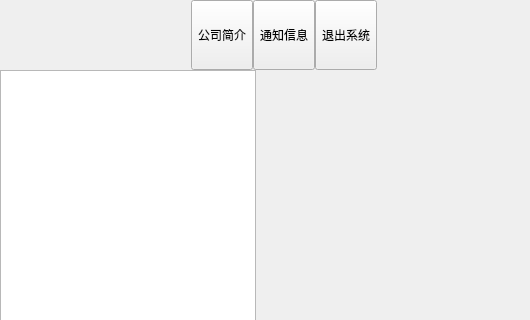
Qt form 王景岳/project/EmployeeSystem/mainwindow_emp.ui (Faran-sward/EmployeeSystem) before a commit; both pictures show x 0 to 530 and y 0 to 320 of the 800 by 600 pixel window.
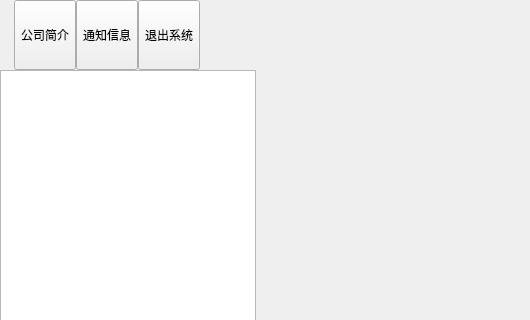
The same form after that commit. Custom widgets are drawn as their Qt base class.

Diff of the .ui file:
```diff
--- a/王景岳/project/EmployeeSystem/mainwindow_emp.ui
+++ b/王景岳/project/EmployeeSystem/mainwindow_emp.ui
@@ -70,7 +70,7 @@
        <item>
         <widget class="QLabel" name="labTitle">
          <property name="sizePolicy">
-          <sizepolicy hsizetype="Expanding" vsizetype="Preferred">
+          <sizepolicy hsizetype="Fixed" vsizetype="Preferred">
            <horstretch>0</horstretch>
            <verstretch>0</verstretch>
           </sizepolicy>
@@ -112,6 +112,9 @@
               <verstretch>0</verstretch>
              </sizepolicy>
             </property>
+            <property name="styleSheet">
+             <string notr="true"/>
+            </property>
             <property name="text">
              <string>公司简介</string>
             </property>
@@ -137,6 +140,9 @@
               <verstretch>0</verstretch>
              </sizepolicy>
             </property>
+            <property name="styleSheet">
+             <string notr="true"/>
+            </property>
             <property name="text">
              <string>通知信息</string>
             </property>
@@ -159,6 +165,9 @@
               <verstretch>0</verstretch>
              </sizepolicy>
             </property>
+            <property name="styleSheet">
+             <string notr="true"/>
+            </property>
             <property name="text">
              <string>退出系统</string>
             </property>
```
Left out of the diff: 3 changed lines with no effect on the pictures.
